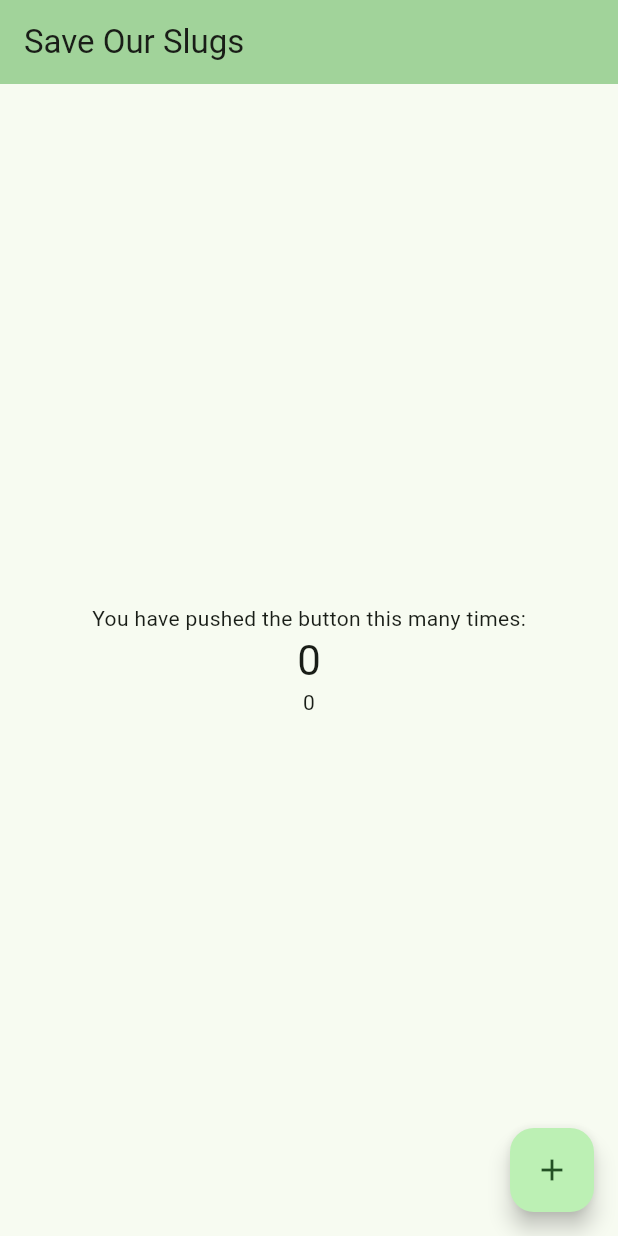
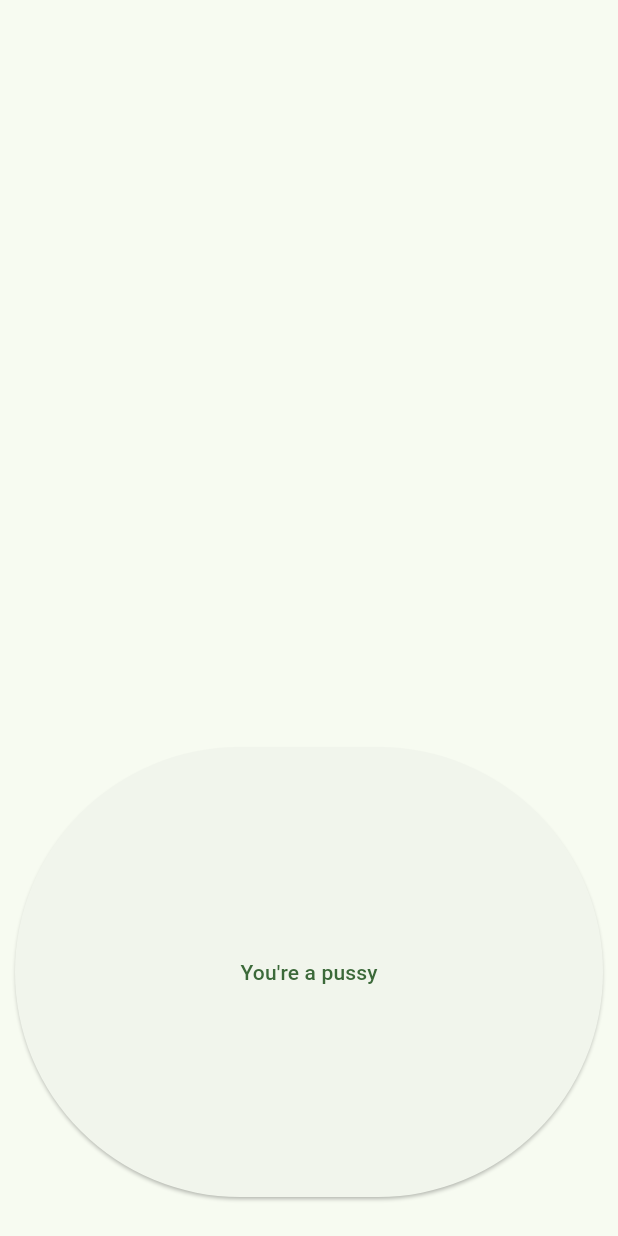
Before and after one commit to Mando8119/SaveOurSlugs, a Flutter app: the screen it shows after launch, on a phone screen of 412 x 824 dp. Run offline on Flutter 3.47's test engine with Material 3 defaults, Android fonts, the phone set to English and light mode, and no system bars.

Commit message:
new button

```diff
--- a/sos_app/lib/main.dart
+++ b/sos_app/lib/main.dart
@@ -72,60 +72,23 @@ class _MyHomePageState extends State<MyHomePage> {
 
   @override
   Widget build(BuildContext context) {
-    // This method is rerun every time setState is called, for instance as done
-    // by the _incrementCounter method above.
-    //
-    // The Flutter framework has been optimized to make rerunning build methods
-    // fast, so that you can just rebuild anything that needs updating rather
-    // than having to individually change instances of widgets.
+
     return Scaffold(
-      appBar: AppBar(
-        // TRY THIS: Try changing the color here to a specific color (to
-        // Colors.amber, perhaps?) and trigger a hot reload to see the AppBar
-        // change color while the other colors stay the same.
-        backgroundColor: Theme.of(context).colorScheme.inversePrimary,
-        // Here we take the value from the MyHomePage object that was created by
-        // the App.build method, and use it to set our appbar title.
-        title: Text(widget.title),
-      ),
-      body: Center(
-        // Center is a layout widget. It takes a single child and positions it
-        // in the middle of the parent.
-        child: Column(
-          // Column is also a layout widget. It takes a list of children and
-          // arranges them vertically. By default, it sizes itself to fit its
-          // children horizontally, and tries to be as tall as its parent.
-          //
-          // Column has various properties to control how it sizes itself and
-          // how it positions its children. Here we use mainAxisAlignment to
-          // center the children vertically; the main axis here is the vertical
-          // axis because Columns are vertical (the cross axis would be
-          // horizontal).
-          //
-          // TRY THIS: Invoke "debug painting" (choose the "Toggle Debug Paint"
-          // action in the IDE, or press "p" in the console), to see the
-          // wireframe for each widget.
-          mainAxisAlignment: MainAxisAlignment.center,
-          children: <Widget>[
-            const Text(
-              'You have pushed the button this many times:',
-            ),
-            Text(
-              '$_counter',
-              style: Theme.of(context).textTheme.headlineMedium,
-            ),
-              Text(
-                '$_multiplyer'
-                //: Theme.of(context).textTheme.headlineMedium,
-              ),
-          ],
-        ),
-      ),
-      floatingActionButton: FloatingActionButton(
-        onPressed: _incrementCounter,
-        //tooltip: 'Increment',
-        child: const Icon(Icons.add),
-      ), // This trailing comma makes auto-formatting nicer for build method
+      floatingActionButtonLocation:
+          FloatingActionButtonLocation.centerFloat,
+      floatingActionButton: Container(
+        height:300,
+        margin: const EdgeInsets.all(10),
+        child: ElevatedButton(
+          onPressed: () {},
+          child: const Center(
+            child: Text("You're a pussy"),
+     )
+        )
+      )
     );
+
   }
-}
+
+
+  }
```
